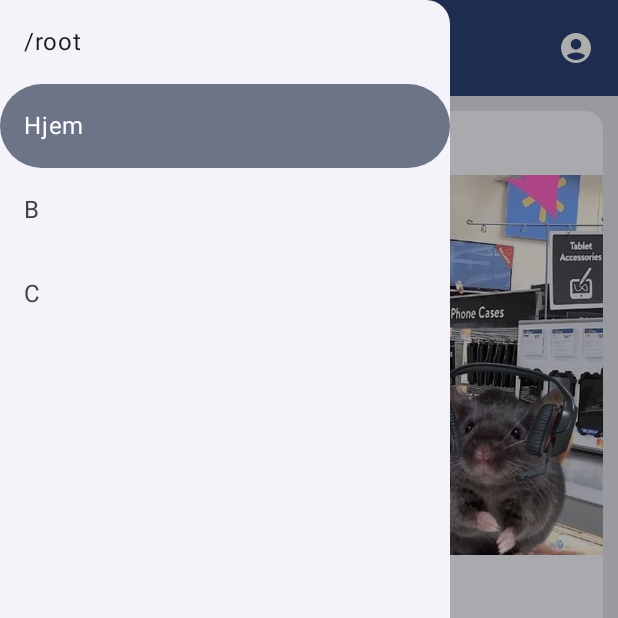
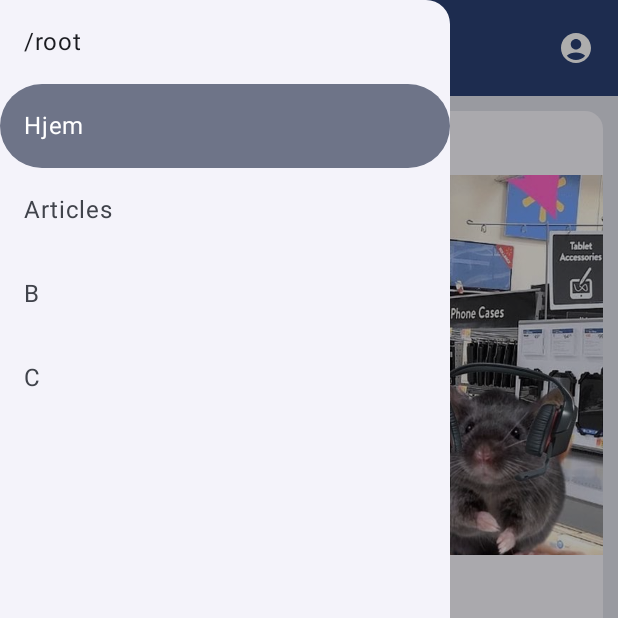
Before and after one commit to Bjelke98/MOB3000_ROOT_APP, an Android app built with Jetpack Compose: the screen it shows after launch (MainActivity), after a tap on "Localized description", on a phone screen of 412 x 824 dp, the top half of it. Run offline under Robolectric (Android 15) with nearby library versions, the phone set to English and light mode, and no system bars.

Commit message:
Maded Articles page

```diff
--- a/app/src/main/java/com/example/mob3000_root_app/components/navigation/AppNavHost.kt
+++ b/app/src/main/java/com/example/mob3000_root_app/components/navigation/AppNavHost.kt
@@ -6,6 +6,7 @@ import androidx.compose.ui.Modifier
 import androidx.navigation.NavHostController
 import androidx.navigation.compose.NavHost
 import androidx.navigation.compose.composable
+import com.example.mob3000_root_app.screens.Articles
 import com.example.mob3000_root_app.screens.Home
 import com.example.mob3000_root_app.screens.Login
 
@@ -24,6 +25,7 @@ fun AppNavHost(
         composable( route = Screen.Login.route ){ Login(navController) }
         composable( route = Screen.B.route ){ TestText("A") }
         composable( route = Screen.C.route ){ TestText("B") }
+        composable( route = Screen.Articles.route ){ Articles(navController) }
     }
 }
 
--- a/app/src/main/java/com/example/mob3000_root_app/components/navigation/Screen.kt
+++ b/app/src/main/java/com/example/mob3000_root_app/components/navigation/Screen.kt
@@ -6,4 +6,5 @@ sealed class Screen(val route: String) {
     object B: Screen(route = "b_screen")
     object C: Screen(route = "c_screen")
     object D: Screen(route = "d_screen")
+    object Articles: Screen(route = "article_screen")
 }
--- a/app/src/main/java/com/example/mob3000_root_app/template/Template.kt
+++ b/app/src/main/java/com/example/mob3000_root_app/template/Template.kt
@@ -43,6 +43,13 @@ fun Template(
                         selected = true,
                         onClick = {
                             navigateUpTo(navController, Screen.Home)
+                            closeDrawer()
+                        })
+                    NavigationDrawerItem(
+                        label = { Text(text = "Articles") },
+                        selected = false,
+                        onClick = {
+                            navigateUpTo(navController, Screen.Articles)
                             closeDrawer()
                         })
                     NavigationDrawerItem(
```
Also changed, not shown: app/src/main/java/com/example/mob3000_root_app/screens/Articles.kt (added, +36 -0 lines).
